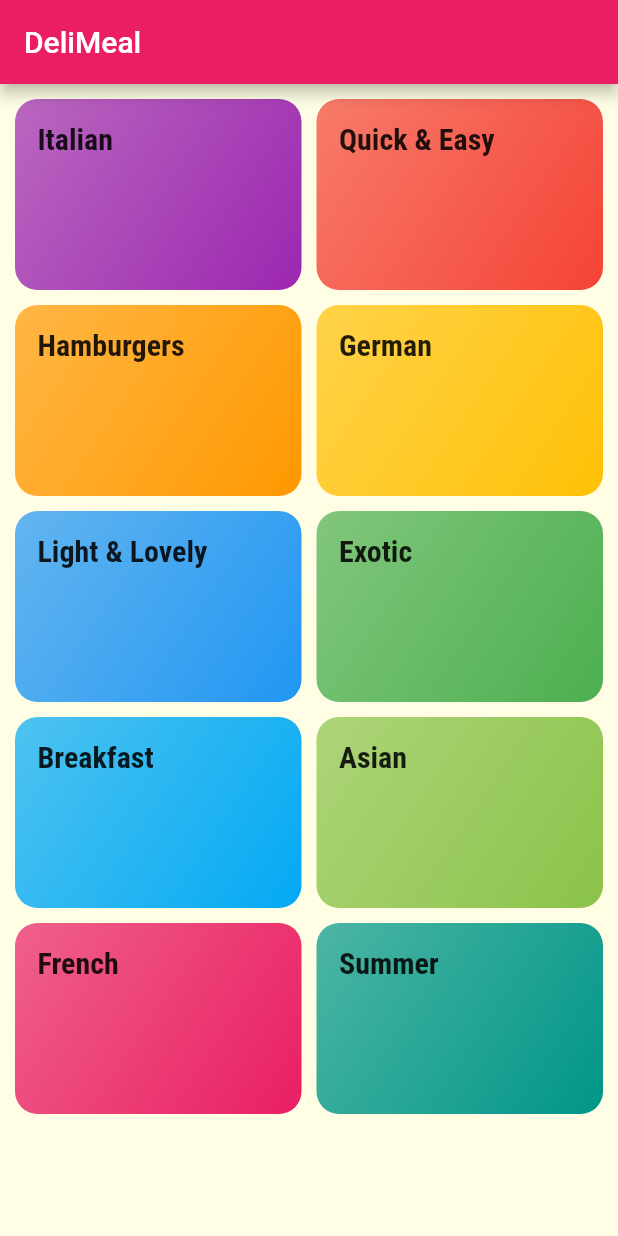
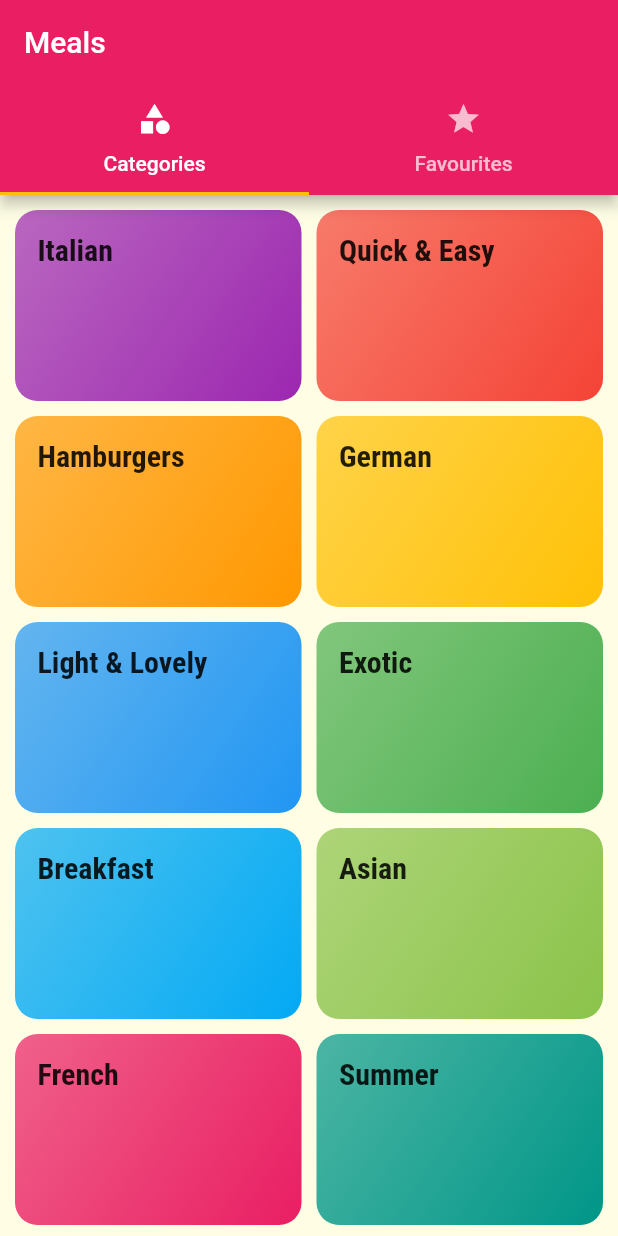
Before and after one commit to MakamuEvans/melaAppFlutter, a Flutter app: the screen it shows after launch, on a phone screen of 412 x 824 dp. Run offline on Flutter 3.47's test engine with Material 2 defaults, Android fonts, the phone set to English and light mode, and no system bars; missing offline and left inert: dart:ffi; Roboto replaces fonts that are missing (Railway).

Commit message:
top tab added

```diff
--- a/lib/main.dart
+++ b/lib/main.dart
@@ -2,6 +2,7 @@ import 'package:flutter/material.dart';
 import 'package:meals_app/screens/categories_screen.dart';
 import 'package:meals_app/screens/category_meal_screen.dart';
 import 'package:meals_app/screens/meal_detail_screen.dart';
+import 'package:meals_app/screens/tabs_screen.dart';
 
 void main() {
   runApp(MyApp());
@@ -32,7 +33,7 @@ class MyApp extends StatelessWidget {
       ),
       //home: CategoriesScreen(),
       routes: {
-        CategoriesScreen.routeName: (ctx) => CategoriesScreen(),
+        CategoriesScreen.routeName: (ctx) => TabsScreen(),
         CategoryMealScreen.routeName: (ctx) => CategoryMealScreen(),
         MealDetailScreen.routeName: (ctx) => MealDetailScreen()
       },
--- a/lib/screens/categories_screen.dart
+++ b/lib/screens/categories_screen.dart
@@ -7,9 +7,7 @@ class CategoriesScreen extends StatelessWidget {
   static const routeName = '/';
   @override
   Widget build(BuildContext context) {
-    return Scaffold(
-      appBar: AppBar(title: const Text('DeliMeal'),),
-      body: GridView(
+    return GridView(
         padding: EdgeInsets.all(10),
         gridDelegate: SliverGridDelegateWithMaxCrossAxisExtent(
             maxCrossAxisExtent: 200,
@@ -19,7 +17,6 @@ class CategoriesScreen extends StatelessWidget {
         children: DUMMY_CATEGORIES
             .map((category) => CategoryItem(category.id, category.title, category.color))
             .toList(),
-      ),
     );
   }
 }
--- /dev/null
+++ b/lib/screens/favourites_screen.dart
@@ -0,0 +1,10 @@
+import 'package:flutter/material.dart';
+
+class FavouritesScreen extends StatelessWidget {
+  @override
+  Widget build(BuildContext context) {
+    return Center(
+      child: Text('The Favourites'),
+    );
+  }
+}
--- a/lib/screens/tabs_screen.dart
+++ b/lib/screens/tabs_screen.dart
@@ -1,4 +1,6 @@
 import 'package:flutter/material.dart';
+import 'package:meals_app/screens/categories_screen.dart';
+import 'package:meals_app/screens/favourites_screen.dart';
 
 class TabsScreen extends StatefulWidget {
   @override
@@ -8,6 +10,23 @@ class TabsScreen extends StatefulWidget {
 class _TabsScreenState extends State<TabsScreen> {
   @override
   Widget build(BuildContext context) {
-    return Scaffold();
+    return DefaultTabController(
+      length: 2,
+      child: Scaffold(
+        appBar: AppBar(
+          title: Text("Meals"),
+          bottom: TabBar(
+            tabs: [
+              Tab(icon: Icon(Icons.category),text: "Categories",),
+              Tab(icon: Icon(Icons.star),text: "Favourites",)
+            ],
+          ),
+        ),
+        body: TabBarView(children: [
+          CategoriesScreen(),
+          FavouritesScreen()
+        ],),
+      ),
+    );
   }
 }
```
